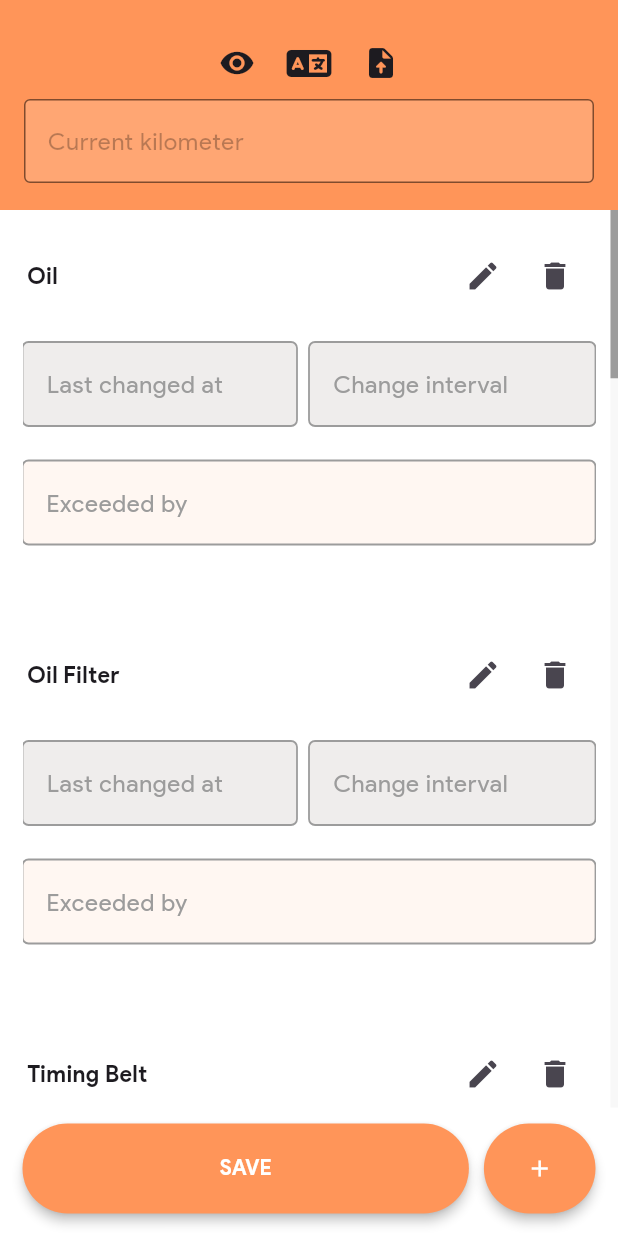
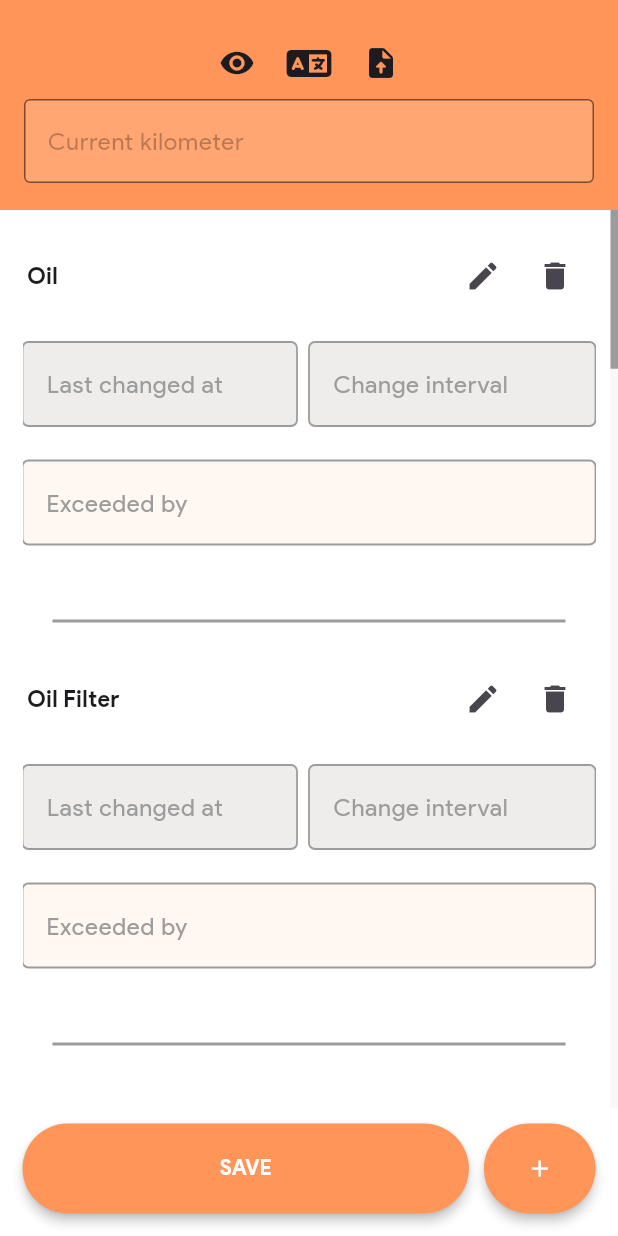
Before and after one commit to umrhsn/CarNote, a Flutter app: the ConsumablesScreen screen opened by its route, on a phone screen of 412 x 824 dp. Run offline on Flutter 3.47's test engine with Material 2 defaults, Android fonts, the phone set to English and light mode, and no system bars; our stand-ins replace awesome_notifications, bot_toast, dartz, equatable, flutter_bloc, font_awesome_flutter and 4 more; missing offline and left inert: admob_flutter, document_file_save_plus; accounts and stored records are empty.

Commit message:
- added divider to the list view.

```diff
--- a/lib/src/features/consumables/domain/entities/consumable.dart
+++ b/lib/src/features/consumables/domain/entities/consumable.dart
@@ -6,20 +6,11 @@ part 'consumable.g.dart';
 
 @HiveType(typeId: 2)
 class Consumable extends HiveObject {
-  @HiveField(0)
-  final int id;
-
-  @HiveField(1)
-  String name;
-
-  @HiveField(2)
-  final int lastChangedAt;
-
-  @HiveField(3)
-  final int changeInterval;
-
-  @HiveField(4)
-  final int remainingKm;
+  @HiveField(0) int id;
+  @HiveField(1) String name;
+  @HiveField(2) final int lastChangedAt;
+  @HiveField(3) final int changeInterval;
+  @HiveField(4) final int remainingKm;
 
   static int count = 0;
 
--- a/lib/src/features/consumables/presentation/pages/consumables_screen.dart
+++ b/lib/src/features/consumables/presentation/pages/consumables_screen.dart
@@ -284,9 +284,20 @@ class _ConsumablesScreenState extends State<ConsumablesScreen> {
               child: ReorderableListView.builder(
                   itemCount: Consumable.getCount(),
                   itemBuilder: (context, index) {
-                    Consumable item =
-                        DatabaseHelper.consumableBox.get(AppStrings.consumableBox)![index];
-                    return ConsumableWidget(key: ValueKey(index), index: index, name: item.name);
+                    List? list = DatabaseHelper.consumableBox.get(AppStrings.consumableBox);
+                    Consumable item = list![index];
+                    return Column(
+                      key: ValueKey(index),
+                      children: [
+                        ConsumableWidget(index: index, name: item.name),
+                        index == list.length - 1
+                            ? const SizedBox()
+                            : Divider(
+                    indent: 20,
+                    endIndent: 20
+                    ,color: AppColors.getHintColor(context), thickness: 2)
+                      ],
+                    );
                   },
                   onReorder: (oldIndex, newIndex) =>
                       setState(() => DatabaseHelper.changeItemOrder(context, oldIndex, newIndex))),
```
